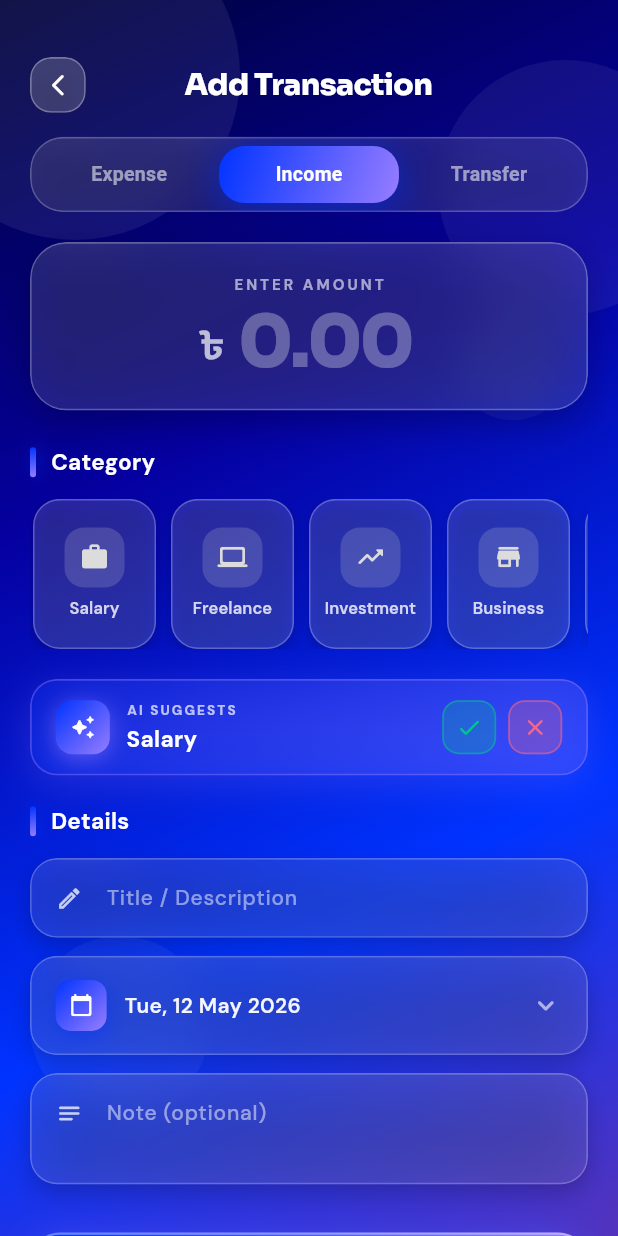
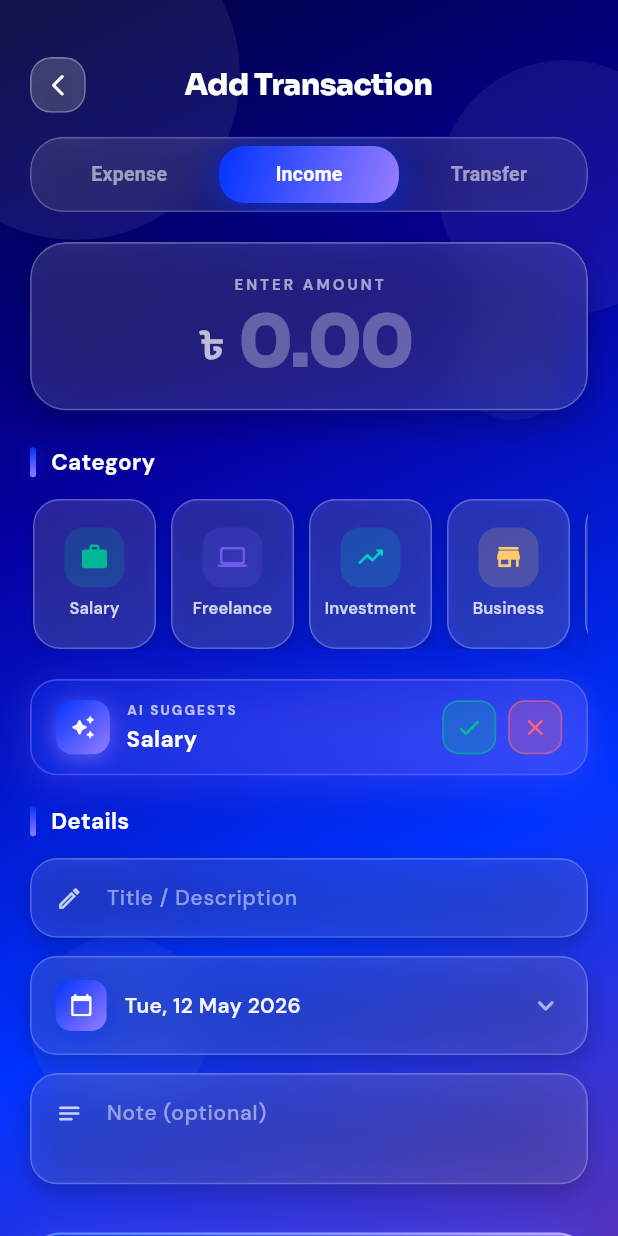
Before and after one commit to No-Face00/FlowTrack, a Flutter app: the AddTransactionScreen screen opened by its route, after a tap on "Income", on a phone screen of 412 x 824 dp. Run offline on Flutter 3.47's test engine with Material 3 defaults, Android fonts, the light colour scheme and no system bars; our stand-ins replace cloud_firestore, connectivity_plus, equatable, firebase_auth, firebase_core, flutter_bloc and 11 more; missing offline and left inert: flutter_facebook_auth; accounts and stored records are empty; generated files the repository leaves out were written again.

Commit message:
Centralized Category System & Budget Management Enhancements
- **Centralized Category System**:
    - Introduced `AppCategory` in a new `app_categories.dart` as the single source of truth for icons, labels, emojis, and colors across the app.
    - Standardized category keys (`value`) to ensure consistent data binding between transactions, budgets, and analytics.
    - Implemented `categoryFromValue` and lookup helpers for easy emoji/label retrieval.

- **Budget Management Refinement**:
    - **Dynamic Category Picker**: Replaced the manual emoji/name input in `BudgetAddSheet` with a grid of available expense categories.
    - **Duplicate Prevention**: Updated the budget creation logic to automatically filter out categories that already have a budget for the current month.
    - **Centralized Defaults**: Refactored `AnalyticsScreen` to seed default budgets using the global `expenseCategories` list and a predefined limits map.
    - **UI/UX**: Added a disabled state to the "Save Budget" button when no category is selected and implemented a "tombstone" check to respect user-deleted default budgets.

- **Component & Style Updates**:
    - **Transaction Widgets**: Migrated `add_transaction_widgets.dart` to use the new `AppCategory` model while maintaining a `TxnCategory` typedef for backward compatibility.
    - **Visual Consistency**: Updated category icon tiles to use specialized accent colors from the centralized configuration instead of static greys.
    - **Currency Integration**: Ensured new budgets automatically inherit the user's preferred currency from `AppCubit`.

```diff
--- /dev/null
+++ b/lib/core/constants/app_categories.dart
@@ -0,0 +1,202 @@
+// lib/core/constants/app_categories.dart
+//
+// ── Centralized Category System ────────────────────────────────────────────────
+//
+// SINGLE SOURCE OF TRUTH for all categories across:
+//   • Add Transaction screen
+//   • Transaction Screen (filter chips, list display)
+//   • Analytics → Category totals
+//   • Budget Overview → category picker & progress tracking
+//   • Budget Notifications → category matching
+//
+// HOW IT WORKS:
+//   • `AppCategory.value` is the stable key stored in Firestore/Hive
+//   • The same key is used in TransactionEntity.category AND BudgetEntity.category
+//   • Budget progress = sum of expenses where tx.category == budget.category
+//
+// ADDING A NEW CATEGORY:
+//   1. Add it to `expenseCategories` list below
+//   2. It automatically appears in Add Transaction + Budget picker
+//   3. No other changes needed
+
+import 'package:flutter/material.dart';
+
+// ── Category model ─────────────────────────────────────────────────────────────
+
+class AppCategory {
+  /// Stable key stored in Firestore/Hive — never change after release
+  final String value;
+
+  /// Human-readable label shown in UI
+  final String label;
+
+  /// Emoji used in Budget Overview cards and notifications
+  final String emoji;
+
+  /// Material icon used in Add Transaction picker
+  final IconData icon;
+
+  /// Accent color for the category icon tile
+  final Color color;
+
+  const AppCategory({
+    required this.value,
+    required this.label,
+    required this.emoji,
+    required this.icon,
+    required this.color,
+  });
+}
+
+// ── Expense categories — THE master list ───────────────────────────────────────
+//
+// `value` MUST match what is stored in TransactionEntity.category exactly.
+// Budget tracking breaks if these values drift from transaction values.
+
+const List<AppCategory> expenseCategories = [
+  AppCategory(
+    value: 'food',
+    label: 'Food & Dining',
+    emoji: '🍔',
+    icon:  Icons.restaurant_rounded,
+    color: Color(0xFFFF6B6B),
+  ),
+  AppCategory(
+    value: 'transport',
+    label: 'Transport',
+    emoji: '🚗',
+    icon:  Icons.directions_car_rounded,
+    color: Color(0xFF4ECDC4),
+  ),
+  AppCategory(
+    value: 'shopping',
+    label: 'Shopping',
+    emoji: '🛍️',
+    icon:  Icons.shopping_bag_rounded,
+    color: Color(0xFFFF9FF3),
+  ),
+  AppCategory(
+    value: 'health',
+    label: 'Health & Medical',
+    emoji: '💊',
+    icon:  Icons.favorite_rounded,
+    color: Color(0xFF48DBFB),
+  ),
+  AppCategory(
+    value: 'entertainment',
+    label: 'Entertainment',
+    emoji: '🎮',
+    icon:  Icons.sports_esports_rounded,
+    color: Color(0xFFA29BFE),
+  ),
+  AppCategory(
+    value: 'bills',
+    label: 'Bills & Utilities',
+    emoji: '⚡',
+    icon:  Icons.bolt_rounded,
+    color: Color(0xFFFDCB6E),
+  ),
+  AppCategory(
+    value: 'education',
+    label: 'Education',
+    emoji: '🎓',
+    icon:  Icons.school_rounded,
+    color: Color(0xFF6C5CE7),
+  ),
+  AppCategory(
+    value: 'rent',
+    label: 'Rent & Housing',
+    emoji: '🏠',
+    icon:  Icons.home_rounded,
+    color: Color(0xFF00B894),
+  ),
+  AppCategory(
+    value: 'other',
+    label: 'Other',
+    emoji: '📦',
+    icon:  Icons.more_horiz_rounded,
+    color: Color(0xFFB2BEC3),
+  ),
+];
+
+// ── Income categories ──────────────────────────────────────────────────────────
+
+const List<AppCategory> incomeCategories = [
+  AppCategory(
+    value: 'salary',
+    label: 'Salary',
+    emoji: '💼',
+    icon:  Icons.work_rounded,
+    color: Color(0xFF00B894),
+  ),
+  AppCategory(
+    value: 'freelance',
+    label: 'Freelance',
+    emoji: '💻',
+    icon:  Icons.laptop_rounded,
+    color: Color(0xFF6C5CE7),
+  ),
+  AppCategory(
+    value: 'investment',
+    label: 'Investment',
+    emoji: '📈',
+    icon:  Icons.trending_up_rounded,
+    color: Color(0xFF00CEC9),
+  ),
+  AppCategory(
+    value: 'business',
+    label: 'Business',
+    emoji: '🏪',
+    icon:  Icons.store_rounded,
+    color: Color(0xFFFDCB6E),
+  ),
+  AppCategory(
+    value: 'gift',
+    label: 'Gift',
+    emoji: '🎁',
+    icon:  Icons.card_giftcard_rounded,
+    color: Color(0xFFFF7675),
+  ),
+  AppCategory(
+    value: 'other',
+    label: 'Other',
+    emoji: '📦',
+    icon:  Icons.more_horiz_rounded,
+    color: Color(0xFFB2BEC3),
+  ),
+];
+
+// ── Transfer ───────────────────────────────────────────────────────────────────
+
+const List<AppCategory> transferCategories = [
+  AppCategory(
+    value: 'transfer',
+    label: 'Transfer',
+    emoji: '🔄',
+    icon:  Icons.swap_horiz_rounded,
+    color: Color(0xFF74B9FF),
+  ),
+];
+
+// ── Lookup helpers ─────────────────────────────────────────────────────────────
+
+/// Returns the AppCategory for a given value key.
+/// Falls back to 'other' if not found.
+AppCategory categoryFromValue(String value) {
+  return expenseCategories.firstWhere(
+        (c) => c.value == value,
+    orElse: () => incomeCategories.firstWhere(
+          (c) => c.value == value,
+      orElse: () => transferCategories.firstWhere(
+            (c) => c.value == value,
+        orElse: () => expenseCategories.last, // 'other'
+      ),
+    ),
+  );
+}
+
+/// Returns the emoji for a given category value.
+String categoryEmoji(String value) => categoryFromValue(value).emoji;
+
+/// Returns the human label for a given category value.
+String categoryLabel(String value) => categoryFromValue(value).label;
--- a/lib/features/transactions/Widgets/add_transaction_widgets.dart
+++ b/lib/features/transactions/Widgets/add_transaction_widgets.dart
@@ -9,58 +9,16 @@ import 'package:flutter/material.dart';
 import 'package:flutter/services.dart';
 import 'package:intl/intl.dart';
 
+import '../../../../core/constants/app_categories.dart';
 import '../../../../core/constants/app_colors.dart';
 import '../../../../core/utils/responsive_helper.dart';
 
 // ══════════════════════════════════════════════════════════════
-// CATEGORY MODEL — now uses IconData instead of emoji string
+// CATEGORY MODEL — re-exported alias for backward compatibility.
+// All screens now use AppCategory from app_categories.dart.
+// TxnCategory is kept as a typedef so existing call sites compile.
 // ══════════════════════════════════════════════════════════════
-class TxnCategory {
-  final IconData icon;
-  final String   label, value;
-  final Color    iconColor;
-  const TxnCategory(this.icon, this.label, this.value, this.iconColor);
-}
-
-const expenseCategories = [
-  TxnCategory(Icons.restaurant_rounded,      'Food',        'food',          Color(
-      0xFFDCDCDC)),
-  TxnCategory(Icons.directions_car_rounded,  'Transport',   'transport',     Color(
-      0xFFDCDCDC)),
-  TxnCategory(Icons.shopping_bag_rounded,    'Shopping',    'shopping',      Color(
-      0xFFDCDCDC)),
-  TxnCategory(Icons.favorite_rounded,        'Health',      'health',        Color(
-      0xFFDCDCDC)),
-  TxnCategory(Icons.sports_esports_rounded,  'Fun',         'entertainment', Color(
-      0xFFDCDCDC)),
-  TxnCategory(Icons.bolt_rounded,            'Bills',       'bills',         Color(
-      0xFFDCDCDC)),
-  TxnCategory(Icons.school_rounded,          'Education',   'education',     Color(
-      0xFFDCDCDC)),
-  TxnCategory(Icons.home_rounded,            'Rent',        'rent',          Color(
-      0xFFDCDCDC)),
-  TxnCategory(Icons.more_horiz_rounded,      'Other',       'other',         Color(0xFFB2BEC3)),
-];
-
-const incomeCategories = [
-  TxnCategory(Icons.work_rounded,            'Salary',      'salary',        Color(
-      0xFFDCDCDC)),
-  TxnCategory(Icons.laptop_rounded,          'Freelance',   'freelance',     Color(
-      0xFFDCDCDC)),
-  TxnCategory(Icons.trending_up_rounded,     'Investment',  'investment',    Color(
-      0xFFDCDCDC)),
-  TxnCategory(Icons.store_rounded,           'Business',    'business',      Color(
-      0xFFDCDCDC)),
-  TxnCategory(Icons.card_giftcard_rounded,   'Gift',        'gift',          Color(
-      0xFFDCDCDC)),
-  TxnCategory(Icons.more_horiz_rounded,      'Other',       'other',         Color(
-      0xFFDCDCDC)),
-];
-
-const transferCategories = [
-  TxnCategory(Icons.swap_horiz_rounded,      'Transfer',    'transfer',      Color(
-      0xFFDCDCDC)),
-];
+typedef TxnCategory = AppCategory;
 
 // ══════════════════════════════════════════════════════════════
 // GLASS CARD
@@ -530,7 +488,7 @@ class _CategoryTileState extends State<_CategoryTile>
                   // unselected → tinted background matching icon color
                   color: sel
                       ? Colors.white.withOpacity(0.22)
-                      : widget.cat.iconColor.withOpacity(0.18),
+                      : widget.cat.color.withOpacity(0.18),
                   borderRadius: BorderRadius.circular(rs.sp(13)),
                 ),
                 child: Center(
@@ -538,7 +496,7 @@ class _CategoryTileState extends State<_CategoryTile>
                     widget.cat.icon,
                     size:  rs.sp(20),
                     // unselected → show per-category color; selected → white
-                    color: sel ? Colors.white : widget.cat.iconColor,
+                    color: sel ? Colors.white : widget.cat.color,
                   ),
                 ),
               ),
--- a/lib/features/transactions/presentation/add_transaction_screen.dart
+++ b/lib/features/transactions/presentation/add_transaction_screen.dart
@@ -11,6 +11,7 @@ import 'package:flutter_bloc/flutter_bloc.dart';
 import 'package:go_router/go_router.dart';
 
 import '../../../core/constants/app_colors.dart';
+import '../../../core/constants/app_categories.dart';
 import '../../../core/utils/responsive_helper.dart';
 import 'cubit/balance_cubit.dart';
 import 'cubit/balance_state.dart';
```
Also changed, not shown: lib/features/analytics/Widgets/analytics_widgets.dart (+123 -67 lines), lib/features/analytics/presentation/analytics_screen.dart (+35 -21 lines).
